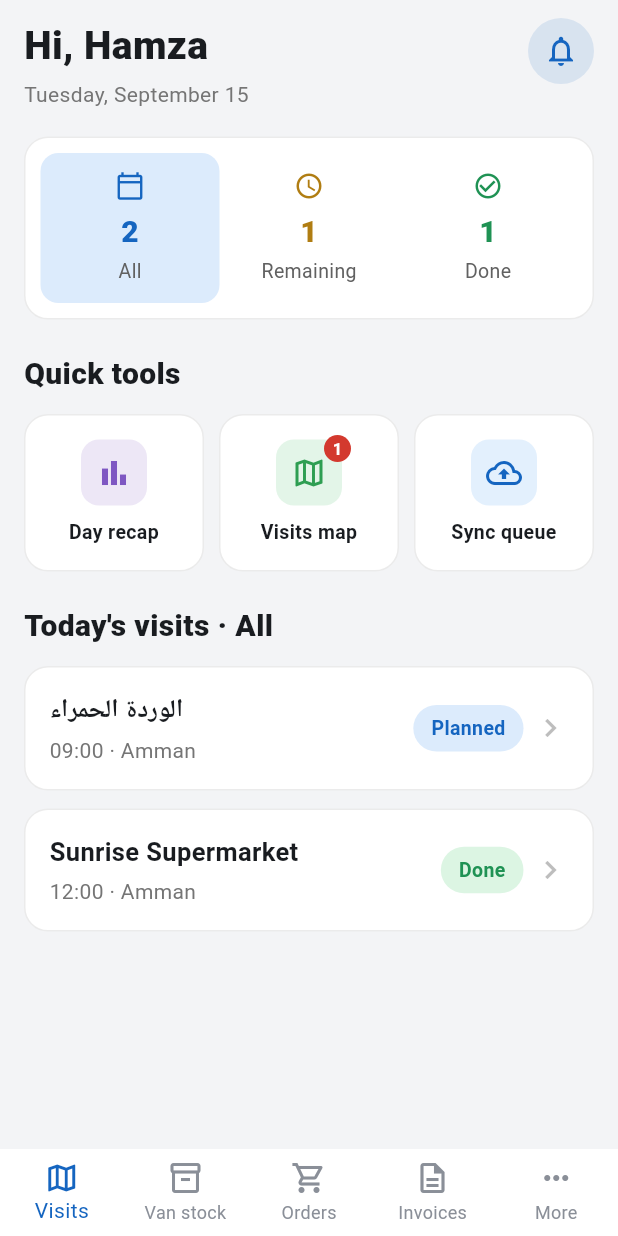
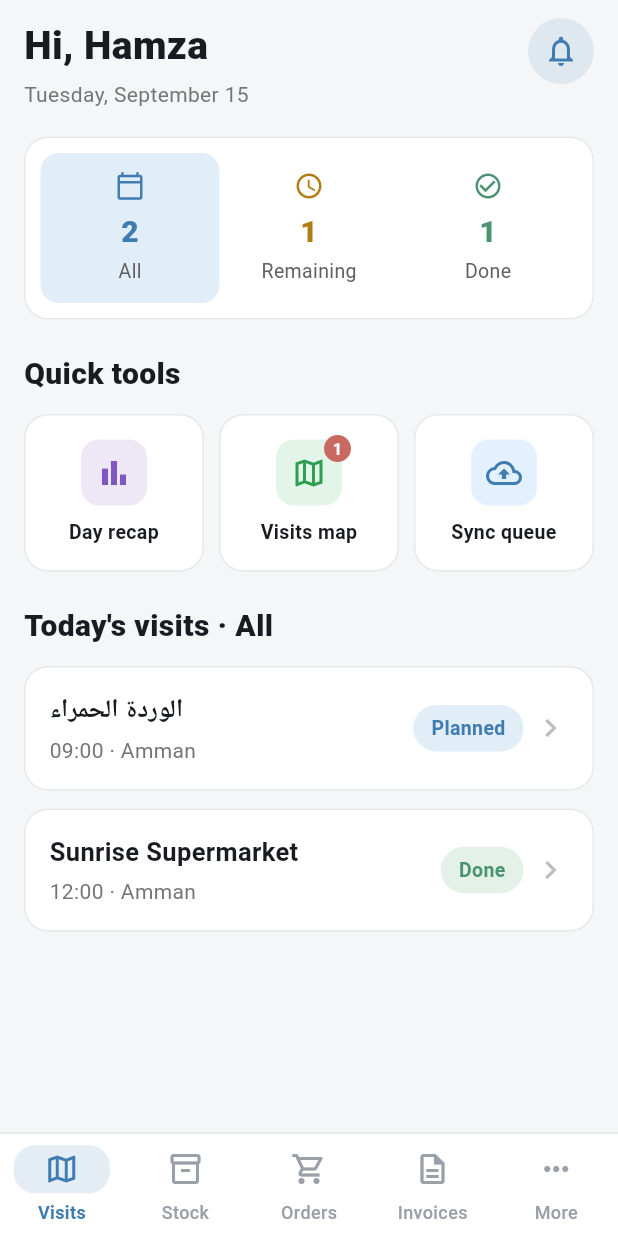
Before and after one commit to hamzatarakhan/sales-app, a Flutter app: the screen it shows after launch, after a tap on "Sign in", on a phone screen of 412 x 824 dp. Run offline on Flutter 3.47's test engine with Material 3 defaults, Android fonts, the phone set to English and light mode, and no system bars.

Commit message:
Softer color palette, native M3 bottom nav, animated splash
- Mute the accent palette (primary blue, danger red, done green) so
  none of the app's colors read as harsh/saturated; centralize
  border/divider color into AppColors.divider for consistency.
- Replace the legacy BottomNavigationBar with Material 3's
  NavigationBar: gives a proper pill selection indicator, better
  mobile spacing/typography, and a soft top border instead of a
  shadow. Shortened "Van stock" label to "Stock" so it no longer
  truncates on narrow phones.
- Splash screen now has a real entrance animation (logo scale+fade,
  title slide+fade, continuous soft pulse) and a slim progress bar
  instead of a static icon with a plain loading percentage.

Co-Authored-By: Claude Sonnet 5 <noreply@anthropic.com>

```diff
--- a/lib/root_shell.dart
+++ b/lib/root_shell.dart
@@ -1,4 +1,5 @@
 import 'package:flutter/material.dart';
+import 'theme.dart';
 import 'screens/visits/visits_screen.dart';
 import 'screens/van_stock/van_stock_screen.dart';
 import 'screens/orders/orders_screen.dart';
@@ -25,18 +26,25 @@ class _RootShellState extends State<RootShell> {
 
   @override
   Widget build(BuildContext context) {
+    final isDark = Theme.of(context).brightness == Brightness.dark;
     return Scaffold(
       body: IndexedStack(index: _index, children: _tabs),
-      bottomNavigationBar: BottomNavigationBar(
-        currentIndex: _index,
-        onTap: (i) => setState(() => _index = i),
-        items: const [
-          BottomNavigationBarItem(icon: Icon(Icons.map_outlined), label: 'Visits'),
-          BottomNavigationBarItem(icon: Icon(Icons.inventory_2_outlined), label: 'Van stock'),
-          BottomNavigationBarItem(icon: Icon(Icons.shopping_cart_outlined), label: 'Orders'),
-          BottomNavigationBarItem(icon: Icon(Icons.description_outlined), label: 'Invoices'),
-          BottomNavigationBarItem(icon: Icon(Icons.more_horiz), label: 'More'),
-        ],
+      bottomNavigationBar: Container(
+        decoration: BoxDecoration(
+          border: Border(top: BorderSide(color: isDark ? Colors.white.withOpacity(0.08) : AppColors.divider)),
+        ),
+        child: NavigationBar(
+          selectedIndex: _index,
+          onDestinationSelected: (i) => setState(() => _index = i),
+          labelBehavior: NavigationDestinationLabelBehavior.alwaysShow,
+          destinations: const [
+            NavigationDestination(icon: Icon(Icons.map_outlined), label: 'Visits'),
+            NavigationDestination(icon: Icon(Icons.inventory_2_outlined), label: 'Stock'),
+            NavigationDestination(icon: Icon(Icons.shopping_cart_outlined), label: 'Orders'),
+            NavigationDestination(icon: Icon(Icons.description_outlined), label: 'Invoices'),
+            NavigationDestination(icon: Icon(Icons.more_horiz), label: 'More'),
+          ],
+        ),
       ),
     );
   }
--- a/lib/screens/splash_screen.dart
+++ b/lib/screens/splash_screen.dart
@@ -1,5 +1,6 @@
 import 'dart:async';
 import 'package:flutter/material.dart';
+import '../theme.dart';
 import 'sign_in_screen.dart';
 
 class SplashScreen extends StatefulWidget {
@@ -9,9 +10,19 @@ class SplashScreen extends StatefulWidget {
   State<SplashScreen> createState() => _SplashScreenState();
 }
 
-class _SplashScreenState extends State<SplashScreen> {
+class _SplashScreenState extends State<SplashScreen> with TickerProviderStateMixin {
   double _progress = 0;
   Timer? _timer;
+
+  late final _entrance = AnimationController(vsync: this, duration: const Duration(milliseconds: 900))..forward();
+  late final _logoScale = CurvedAnimation(parent: _entrance, curve: const Interval(0.0, 0.7, curve: Curves.easeOutBack));
+  late final _logoFade = CurvedAnimation(parent: _entrance, curve: const Interval(0.0, 0.5, curve: Curves.easeOut));
+  late final _textFade = CurvedAnimation(parent: _entrance, curve: const Interval(0.35, 0.8, curve: Curves.easeOut));
+  late final _textSlide = Tween(begin: const Offset(0, 0.2), end: Offset.zero).animate(_textFade);
+
+  late final _pulse = AnimationController(vsync: this, duration: const Duration(milliseconds: 1600))
+    ..repeat(reverse: true);
+  late final _pulseScale = Tween(begin: 1.0, end: 1.05).animate(CurvedAnimation(parent: _pulse, curve: Curves.easeInOut));
 
   @override
   void initState() {
@@ -30,6 +41,8 @@ class _SplashScreenState extends State<SplashScreen> {
   @override
   void dispose() {
     _timer?.cancel();
+    _entrance.dispose();
+    _pulse.dispose();
     super.dispose();
   }
 
@@ -41,12 +54,19 @@ class _SplashScreenState extends State<SplashScreen> {
         child: Column(
           children: [
             const Spacer(flex: 4),
-            Container(
+            AnimatedBuilder(
+              animation: Listenable.merge([_entrance, _pulse]),
+              builder: (context, _) {
+                return Opacity(
+                  opacity: _logoFade.value,
+                  child: Transform.scale(
+                    scale: _logoScale.value * _pulseScale.value,
+                    child: Container(
                       width: 120,
                       height: 120,
                       alignment: Alignment.center,
                       decoration: BoxDecoration(
-                color: const Color(0xFF1565C0),
+                        color: AppColors.primary,
                         borderRadius: BorderRadius.circular(28),
                       ),
                       child: Stack(
@@ -60,34 +80,41 @@ class _SplashScreenState extends State<SplashScreen> {
                               height: 26,
                               decoration: const BoxDecoration(color: Colors.white, shape: BoxShape.circle),
                               alignment: Alignment.center,
-                      child: const Icon(Icons.check, color: Color(0xFF1565C0), size: 18),
+                              child: const Icon(Icons.check, color: AppColors.primary, size: 18),
                             ),
                           ),
                         ],
                       ),
                     ),
+                  ),
+                );
+              },
+            ),
             const SizedBox(height: 24),
-            Text(
+            FadeTransition(
+              opacity: _textFade,
+              child: SlideTransition(
+                position: _textSlide,
+                child: const Text(
                   'Sales Rep',
-              style: TextStyle(color: Colors.grey.shade400, fontWeight: FontWeight.w700, fontSize: 22),
+                  style: TextStyle(color: Colors.black87, fontWeight: FontWeight.w700, fontSize: 22),
+                ),
+              ),
             ),
             const Spacer(flex: 6),
             Padding(
-              padding: const EdgeInsets.symmetric(horizontal: 0),
-              child: Column(
-                crossAxisAlignment: CrossAxisAlignment.start,
-                children: [
-                  const Divider(height: 1),
-                  Padding(
-                    padding: const EdgeInsets.symmetric(horizontal: 16, vertical: 10),
-                    child: Text(
-                      'Loading ${(_progress.clamp(0, 1) * 100).toStringAsFixed(2)}%',
-                      style: TextStyle(color: Colors.grey.shade600),
+              padding: const EdgeInsets.symmetric(horizontal: 40),
+              child: ClipRRect(
+                borderRadius: BorderRadius.circular(3),
+                child: LinearProgressIndicator(
+                  value: _progress.clamp(0, 1),
+                  minHeight: 4,
+                  backgroundColor: AppColors.divider,
+                  valueColor: const AlwaysStoppedAnimation(AppColors.primary),
                 ),
               ),
-                ],
             ),
-            ),
+            const SizedBox(height: 40),
           ],
         ),
       ),
--- a/lib/screens/van_stock/van_stock_screen.dart
+++ b/lib/screens/van_stock/van_stock_screen.dart
@@ -1,6 +1,5 @@
 import 'package:flutter/material.dart';
 import '../../app_scope.dart';
-import '../../models.dart';
 import '../../theme.dart';
 import '../../widgets/common.dart';
 import 'van_stock_detail_screen.dart';
--- a/lib/screens/visits/visits_map_screen.dart
+++ b/lib/screens/visits/visits_map_screen.dart
@@ -226,7 +226,7 @@ class _MapLabel extends StatelessWidget {
       decoration: BoxDecoration(
         color: Colors.white,
         borderRadius: BorderRadius.circular(10),
-        border: Border.all(color: Colors.black12),
+        border: Border.all(color: AppColors.divider),
       ),
       child: Column(
         mainAxisSize: MainAxisSize.min,
--- a/lib/theme.dart
+++ b/lib/theme.dart
@@ -1,22 +1,24 @@
 import 'package:flutter/material.dart';
 
 class AppColors {
-  static const primary = Color(0xFF1565C0);
-  static const primarySoft = Color(0xFF6FA8DC);
-  static const bg = Color(0xFFF3F4F6);
-  static const bgDark = Color(0xFF17191C);
+  static const primary = Color(0xFF3E7CB1);
+  static const primarySoft = Color(0xFFA9C7E0);
+  static const bg = Color(0xFFF5F6F8);
+  static const bgDark = Color(0xFF1C1E22);
   static const card = Colors.white;
-  static const cardDark = Color(0xFF23262B);
+  static const cardDark = Color(0xFF26292E);
 
-  static const planBg = Color(0xFFDCEBFC);
-  static const planFg = Color(0xFF1565C0);
-  static const doneBg = Color(0xFFDCF5E3);
-  static const doneFg = Color(0xFF1F9254);
-  static const notPaidBg = Color(0xFFFCEFD1);
-  static const notPaidFg = Color(0xFFB07D12);
-  static const draftBg = Color(0xFFE7E8EA);
-  static const draftFg = Color(0xFF5B5F66);
-  static const danger = Color(0xFFD3392E);
+  static const planBg = Color(0xFFE1EDF7);
+  static const planFg = Color(0xFF3E7CB1);
+  static const doneBg = Color(0xFFE3F1E8);
+  static const doneFg = Color(0xFF4C9271);
+  static const notPaidBg = Color(0xFFFBF0DC);
+  static const notPaidFg = Color(0xFFB68A4A);
+  static const draftBg = Color(0xFFEAEBED);
+  static const draftFg = Color(0xFF767A82);
+  static const danger = Color(0xFFC96A62);
+
+  static const divider = Color(0xFFE7E8EB);
 }
 
 ThemeData buildTheme(Brightness brightness) {
@@ -56,11 +58,11 @@ ThemeData buildTheme(Brightness brightness) {
       contentPadding: const EdgeInsets.symmetric(horizontal: 16, vertical: 14),
       border: OutlineInputBorder(
         borderRadius: BorderRadius.circular(14),
-        borderSide: BorderSide(color: isDark ? Colors.white24 : Colors.black12),
+        borderSide: BorderSide(color: isDark ? Colors.white.withOpacity(0.08) : AppColors.divider),
       ),
       enabledBorder: OutlineInputBorder(
         borderRadius: BorderRadius.circular(14),
-        borderSide: BorderSide(color: isDark ? Colors.white24 : Colors.black12),
+        borderSide: BorderSide(color: isDark ? Colors.white.withOpacity(0.08) : AppColors.divider),
       ),
       focusedBorder: OutlineInputBorder(
         borderRadius: BorderRadius.circular(14),
@@ -83,20 +85,36 @@ ThemeData buildTheme(Brightness brightness) {
       style: OutlinedButton.styleFrom(
         foregroundColor: AppColors.primary,
         minimumSize: const Size.fromHeight(52),
-        side: BorderSide(color: isDark ? Colors.white24 : Colors.black12),
+        side: BorderSide(color: isDark ? Colors.white.withOpacity(0.08) : AppColors.divider),
         shape: RoundedRectangleBorder(borderRadius: BorderRadius.circular(30)),
         textStyle: const TextStyle(fontSize: 15, fontWeight: FontWeight.w700),
       ),
     ),
-    bottomNavigationBarTheme: BottomNavigationBarThemeData(
+    navigationBarTheme: NavigationBarThemeData(
       backgroundColor: card,
-      selectedItemColor: AppColors.primary,
-      unselectedItemColor: isDark ? Colors.white54 : const Color(0xFF8A8F98),
-      type: BottomNavigationBarType.fixed,
-      showUnselectedLabels: true,
+      surfaceTintColor: Colors.transparent,
+      shadowColor: Colors.transparent,
       elevation: 0,
+      height: 68,
+      indicatorColor: AppColors.primary.withOpacity(isDark ? 0.22 : 0.14),
+      indicatorShape: RoundedRectangleBorder(borderRadius: BorderRadius.circular(14)),
+      labelTextStyle: WidgetStateProperty.resolveWith((states) {
+        final selected = states.contains(WidgetState.selected);
+        return TextStyle(
+          fontSize: 12,
+          fontWeight: selected ? FontWeight.w600 : FontWeight.w500,
+          color: selected ? AppColors.primary : (isDark ? Colors.white60 : const Color(0xFF9AA0A8)),
+        );
+      }),
+      iconTheme: WidgetStateProperty.resolveWith((states) {
+        final selected = states.contains(WidgetState.selected);
+        return IconThemeData(
+          size: 24,
+          color: selected ? AppColors.primary : (isDark ? Colors.white60 : const Color(0xFF9AA0A8)),
+        );
+      }),
     ),
-    dividerColor: isDark ? Colors.white12 : Colors.black12,
+    dividerColor: isDark ? Colors.white.withOpacity(0.08) : AppColors.divider,
   );
 }
 
@@ -105,11 +123,11 @@ BoxDecoration cardDecoration(BuildContext context, {Color? color}) {
   return BoxDecoration(
     color: color ?? (isDark ? AppColors.cardDark : AppColors.card),
     borderRadius: BorderRadius.circular(16),
-    border: Border.all(color: isDark ? Colors.white12 : Colors.black.withOpacity(0.08)),
+    border: Border.all(color: isDark ? Colors.white.withOpacity(0.08) : AppColors.divider),
   );
 }
 
 Border softBorder(BuildContext context) {
   final isDark = Theme.of(context).brightness == Brightness.dark;
-  return Border.all(color: isDark ? Colors.white12 : Colors.black.withOpacity(0.08));
+  return Border.all(color: isDark ? Colors.white.withOpacity(0.08) : AppColors.divider);
 }
--- a/lib/widgets/common.dart
+++ b/lib/widgets/common.dart
@@ -49,7 +49,7 @@ class _RoundButton extends StatelessWidget {
           decoration: BoxDecoration(
             color: isDark ? Colors.white10 : Colors.white,
             shape: BoxShape.circle,
-            border: Border.all(color: isDark ? Colors.white12 : Colors.black.withOpacity(0.08)),
+            border: Border.all(color: isDark ? Colors.white.withOpacity(0.08) : AppColors.divider),
           ),
           child: Icon(icon, size: 22),
         ),
@@ -144,7 +144,7 @@ Future<T?> showAppBottomSheet<T>(
     elevation: 0,
     shape: RoundedRectangleBorder(
       borderRadius: const BorderRadius.vertical(top: Radius.circular(24)),
-      side: BorderSide(color: isDark ? Colors.white12 : Colors.black.withOpacity(0.08)),
+      side: BorderSide(color: isDark ? Colors.white.withOpacity(0.08) : AppColors.divider),
     ),
     builder: (ctx) => Padding(
       padding: EdgeInsets.only(bottom: MediaQuery.of(ctx).viewInsets.bottom),
```
Also changed, not shown: 1 other file. Lines whose indentation alone changed are shown as unchanged.
